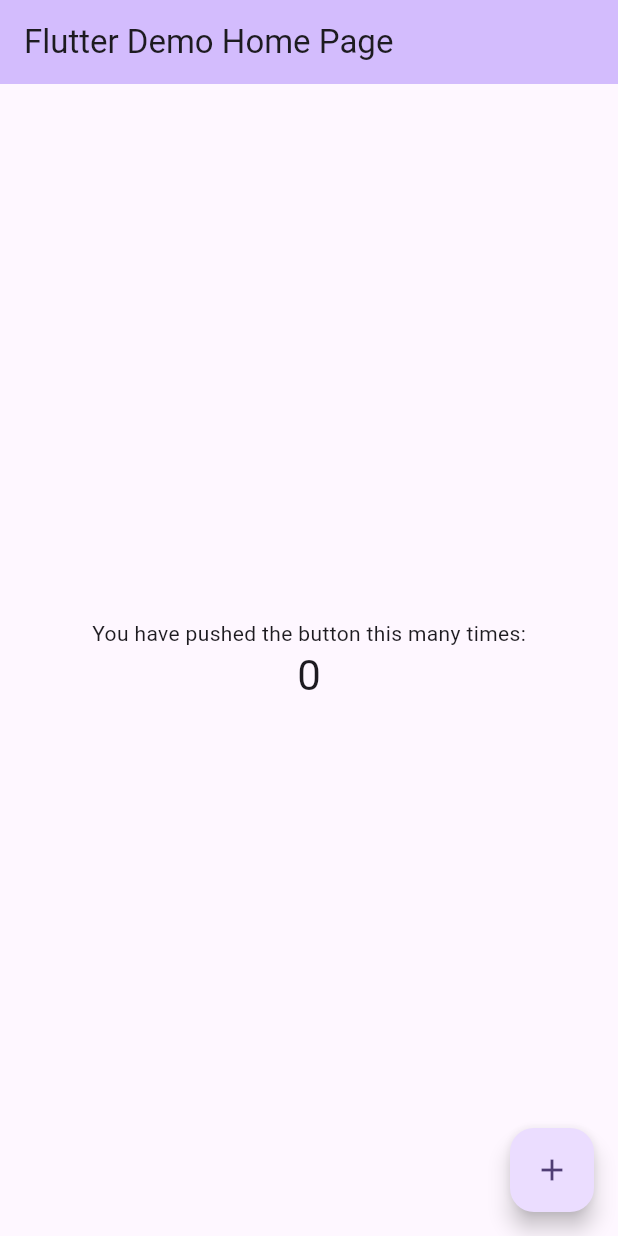
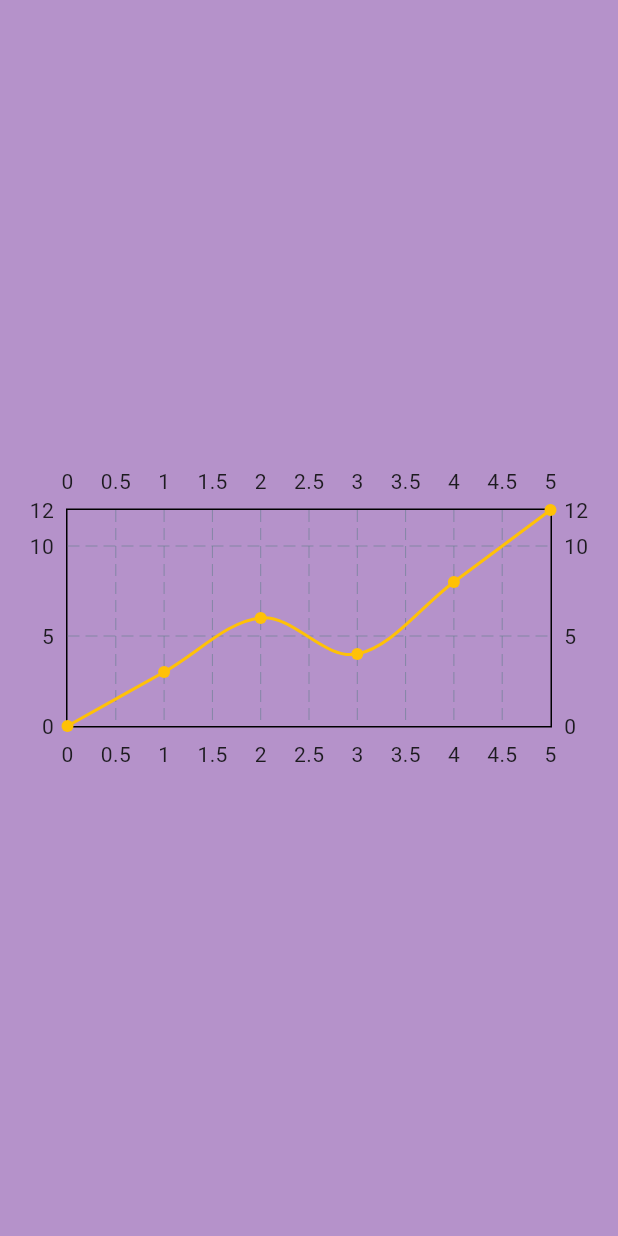
Before and after one commit to Effe10/thesis_flutter, a Flutter app: the screen it shows after launch, on a phone screen of 412 x 824 dp. Run offline on Flutter 3.47's test engine with Material 3 defaults, Android fonts, the light colour scheme and no system bars; drawn by our look-alikes of fl_chart.

Commit message:
Testing line chart

```diff
--- a/lib/main.dart
+++ b/lib/main.dart
@@ -1,3 +1,4 @@
+import 'package:fl_chart/fl_chart.dart';
 import 'package:flutter/material.dart';
 
 void main() {
@@ -11,112 +12,40 @@ class MyApp extends StatelessWidget {
   @override
   Widget build(BuildContext context) {
     return MaterialApp(
-      title: 'Flutter Demo',
-      theme: ThemeData(
-        // This is the theme of your application.
-        //
-        // TRY THIS: Try running your application with "flutter run". You'll see
-        // the application has a purple toolbar. Then, without quitting the app,
-        // try changing the seedColor in the colorScheme below to Colors.green
-        // and then invoke "hot reload" (save your changes or press the "hot
-        // reload" button in a Flutter-supported IDE, or press "r" if you used
-        // the command line to start the app).
-        //
-        // Notice that the counter didn't reset back to zero; the application
-        // state is not lost during the reload. To reset the state, use hot
-        // restart instead.
-        //
-        // This works for code too, not just values: Most code changes can be
-        // tested with just a hot reload.
-        colorScheme: ColorScheme.fromSeed(seedColor: Colors.deepPurple),
+      home: HomePage(),
+    ); //MeterialApp
+  }
+}
+
+class HomePage extends StatelessWidget {
+  const HomePage({super.key});
+
+  @override
+  Widget build(BuildContext context) {
+    return Scaffold(
+      backgroundColor: const Color.fromARGB(255, 181, 146, 202),
+      body: Center(
+        child: AspectRatio(aspectRatio: 2.0,
+         child: LineChart(
+          LineChartData(
+            lineBarsData: [
+              LineChartBarData(
+                spots: const [
+                  FlSpot(0, 0),
+                  FlSpot(1, 3),
+                  FlSpot(2, 6),
+                  FlSpot(3, 4),
+                  FlSpot(4, 8),
+                  FlSpot(5, 12)
+                ],
+                color: Colors.amber,
+                isCurved: true,
+              )
+            ]
+          )
+          ),
+        ),
       ),
-      home: const MyHomePage(title: 'Flutter Demo Home Page'),
     );
   }
 }
-
-class MyHomePage extends StatefulWidget {
-  const MyHomePage({super.key, required this.title});
-
-  // This widget is the home page of your application. It is stateful, meaning
-  // that it has a State object (defined below) that contains fields that affect
-  // how it looks.
-
-  // This class is the configuration for the state. It holds the values (in this
-  // case the title) provided by the parent (in this case the App widget) and
-  // used by the build method of the State. Fields in a Widget subclass are
-  // always marked "final".
-
-  final String title;
-
-  @override
-  State<MyHomePage> createState() => _MyHomePageState();
-}
-
-class _MyHomePageState extends State<MyHomePage> {
-  int _counter = 0;
-
-  void _incrementCounter() {
-    setState(() {
-      // This call to setState tells the Flutter framework that something has
-      // changed in this State, which causes it to rerun the build method below
-      // so that the display can reflect the updated values. If we changed
-      // _counter without calling setState(), then the build method would not be
-      // called again, and so nothing would appear to happen.
-      _counter++;
-    });
-  }
-
-  @override
-  Widget build(BuildContext context) {
-    // This method is rerun every time setState is called, for instance as done
-    // by the _incrementCounter method above.
-    //
-    // The Flutter framework has been optimized to make rerunning build methods
-    // fast, so that you can just rebuild anything that needs updating rather
-    // than having to individually change instances of widgets.
-    return Scaffold(
-      appBar: AppBar(
-        // TRY THIS: Try changing the color here to a specific color (to
-        // Colors.amber, perhaps?) and trigger a hot reload to see the AppBar
-        // change color while the other colors stay the same.
-        backgroundColor: Theme.of(context).colorScheme.inversePrimary,
-        // Here we take the value from the MyHomePage object that was created by
-        // the App.build method, and use it to set our appbar title.
-        title: Text(widget.title),
-      ),
-      body: Center(
-        // Center is a layout widget. It takes a single child and positions it
-        // in the middle of the parent.
-        child: Column(
-          // Column is also a layout widget. It takes a list of children and
-          // arranges them vertically. By default, it sizes itself to fit its
-          // children horizontally, and tries to be as tall as its parent.
-          //
-          // Column has various properties to control how it sizes itself and
-          // how it positions its children. Here we use mainAxisAlignment to
-          // center the children vertically; the main axis here is the vertical
-          // axis because Columns are vertical (the cross axis would be
-          // horizontal).
-          //
-          // TRY THIS: Invoke "debug painting" (choose the "Toggle Debug Paint"
-          // action in the IDE, or press "p" in the console), to see the
-          // wireframe for each widget.
-          mainAxisAlignment: MainAxisAlignment.center,
-          children: <Widget>[
-            const Text('You have pushed the button this many times:'),
-            Text(
-              '$_counter',
-              style: Theme.of(context).textTheme.headlineMedium,
-            ),
-          ],
-        ),
-      ),
-      floatingActionButton: FloatingActionButton(
-        onPressed: _incrementCounter,
-        tooltip: 'Increment',
-        child: const Icon(Icons.add),
-      ), // This trailing comma makes auto-formatting nicer for build methods.
-    );
-  }
-}
```
